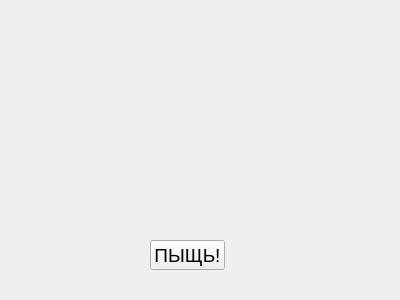
Before: the Qt Designer form PHDCube/graphicalwidget.ui in reinerwaldmann/PHDCube, drawn with Qt 5.
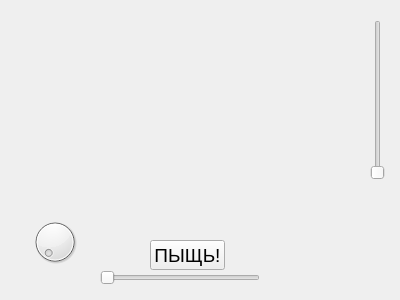
After: the same form once the commit is applied.

What changed in the file:
```diff
--- a/PHDCube/graphicalwidget.ui
+++ b/PHDCube/graphicalwidget.ui
@@ -37,6 +37,42 @@
     <string>ПЫЩЬ!</string>
    </property>
   </widget>
+  <widget class="QSlider" name="rightLeftMove">
+   <property name="geometry">
+    <rect>
+     <x>100</x>
+     <y>270</y>
+     <width>160</width>
+     <height>16</height>
+    </rect>
+   </property>
+   <property name="orientation">
+    <enum>Qt::Horizontal</enum>
+   </property>
+  </widget>
+  <widget class="QDial" name="dialScale">
+   <property name="geometry">
+    <rect>
+     <x>30</x>
+     <y>210</y>
+     <width>50</width>
+     <height>64</height>
+    </rect>
+   </property>
+  </widget>
+  <widget class="QSlider" name="topbottomMove">
+   <property name="geometry">
+    <rect>
+     <x>370</x>
+     <y>20</y>
+     <width>16</width>
+     <height>160</height>
+    </rect>
+   </property>
+   <property name="orientation">
+    <enum>Qt::Vertical</enum>
+   </property>
+  </widget>
  </widget>
  <resources/>
  <connections/>
```
